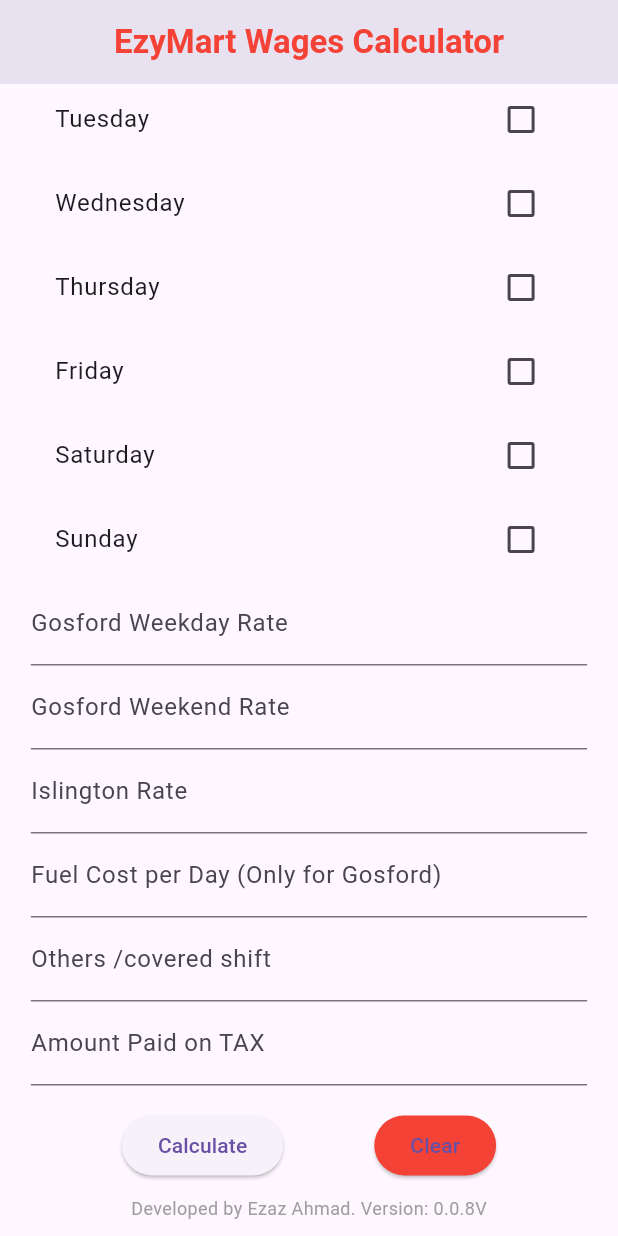
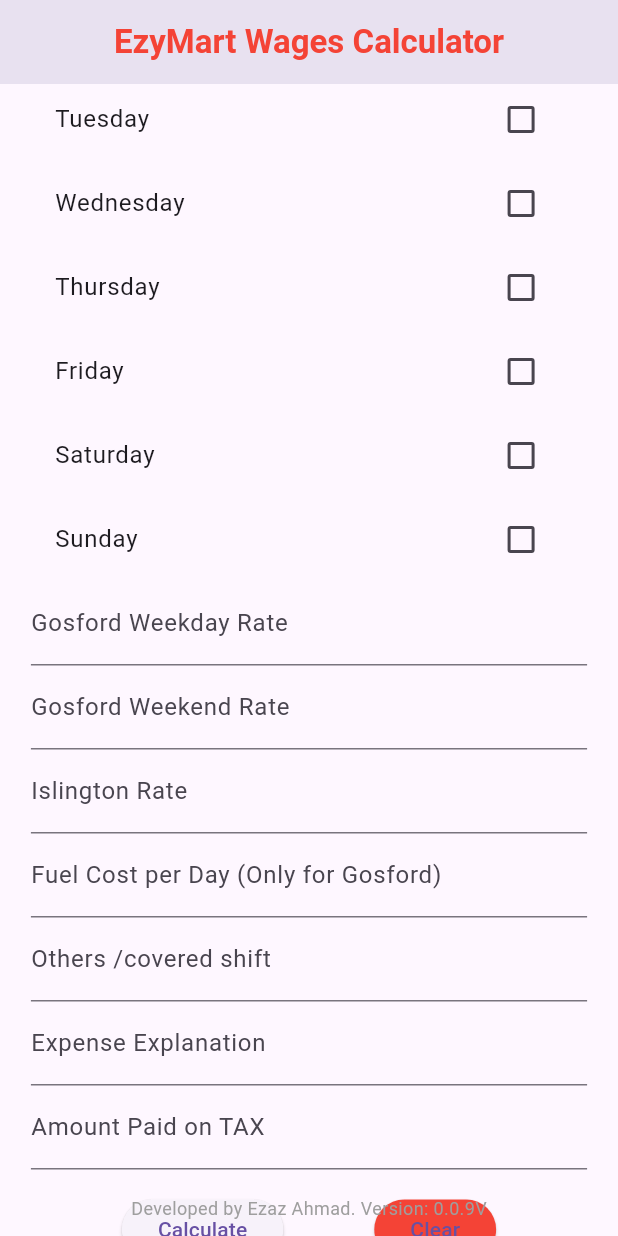
Before and after one commit to Ezaz-Ahmad/EzyMart-Wages-report-Flutter, a Flutter app: the screen it shows after launch, scrolled down 249 dp, on a phone screen of 412 x 824 dp. Run offline on Flutter 3.47's test engine with Material 3 defaults, Android fonts, the phone set to English and light mode, and no system bars; our stand-ins replace animated_text_kit, open_file, pdf, permission_handler.

Commit message:
added expenses explanation

```diff
--- a/lib/main.dart
+++ b/lib/main.dart
@@ -95,7 +95,7 @@
             child: Container(
               alignment: Alignment.bottomCenter,
               child: Text(
-                'Developed by Ezaz Ahmad. Version: 0.0.8V',
+                'Developed by Ezaz Ahmad. Version: 0.0.9V',
                 style: TextStyle(fontSize: fontSize, color: Colors.grey),
               ),
             ),
@@ -238,6 +238,19 @@
                   ],
                 ),
               ),
+              pw.RichText(
+                text: pw.TextSpan(
+                  children: [
+                    pw.TextSpan(
+                      text: 'Expense Explanation: ',
+                      style: pw.TextStyle(fontWeight: pw.FontWeight.bold),
+                    ),
+                    pw.TextSpan(
+                      text: expenseExplanation,
+                    ),
+                  ],
+                ),
+              ),
               pw.Padding(padding: pw.EdgeInsets.symmetric(vertical: 10)),
               pw.Text(
                   'Total Hours in Gosford (Weekdays): $_totalHoursGosfordWeekday'),
@@ -269,7 +282,7 @@
               pw.Container(
                 alignment: pw.Alignment.center,
                 child: pw.Text(
-                  'Developed by Ezaz Ahmad. Version: 0.0.8V',
+                  'Developed by Ezaz Ahmad. Version: 0.0.9V',
                   style: pw.TextStyle(
                     fontSize: 12, // Smaller font size for footer
                     color: PdfColors.grey,
@@ -376,7 +389,7 @@
   double _grandTotalWages = 0;
   double _grandtotalbeforeTax = 0;
   double others = 0;
-  String mySentence = 'This is a sample sentence.';
+  String expenseExplanation = '';
 
   TextEditingController _dateController = TextEditingController();
   @override
@@ -748,6 +761,14 @@
                   },
                 ),
                 TextFormField(
+                  decoration: InputDecoration(labelText: 'Expense Explanation'),
+                  keyboardType: TextInputType.multiline,
+                  maxLines: null, // Allows for multiple lines
+                  onSaved: (value) {
+                    expenseExplanation = value ?? '';
+                  },
+                ),
+                TextFormField(
                   decoration: InputDecoration(
                     labelText: 'Amount Paid on TAX', // TAX calculation
                   ),
```
